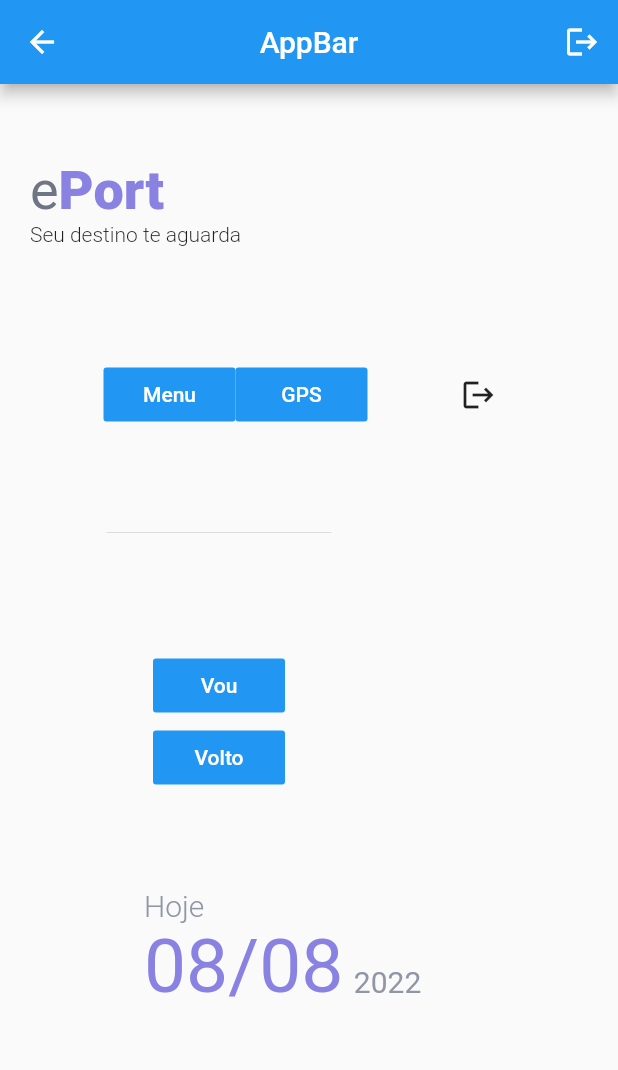
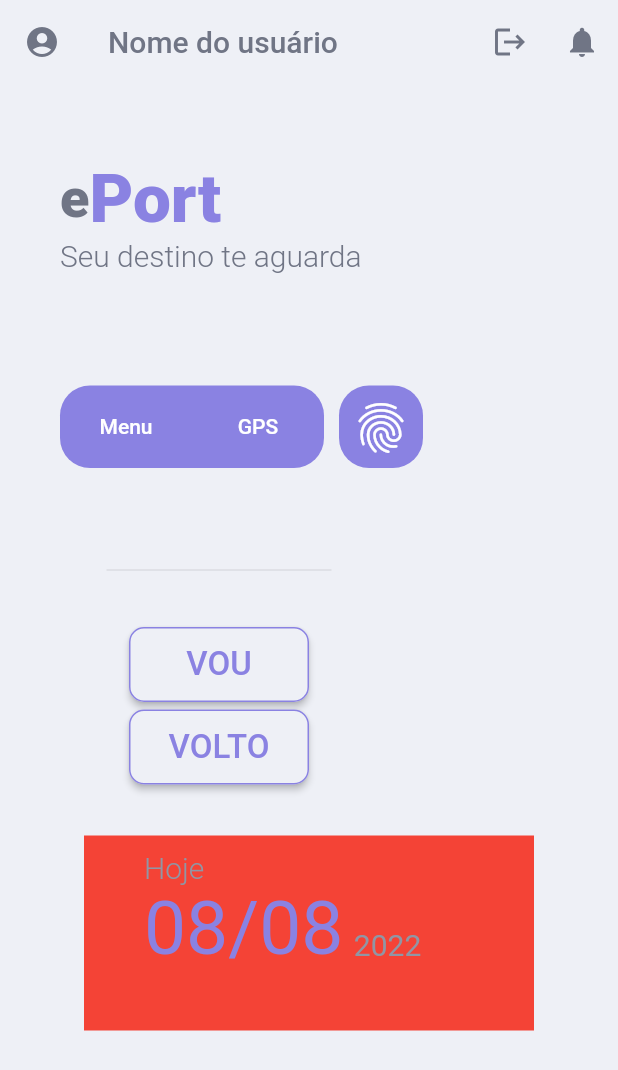
Before and after one commit to MaiconRMiosso/Projeto-Integrador, a Flutter app: the HomeAluno screen opened directly, on a phone screen of 412 x 824 dp. Shown: the top 1070 px of the screen. Run offline on Flutter 3.47's test engine with Material 2 defaults, Android fonts, the light colour scheme and no system bars; our stand-ins replace google_fonts; Roboto replaces fonts that are missing (Poppins).

Commit message:
estilizado metade da home de alunos

```diff
--- a/lib/cadastroAluno.dart
+++ b/lib/cadastroAluno.dart
@@ -1,5 +1,3 @@
-import 'dart:html';
-
 import 'package:flutter/material.dart';
 
 class HomePageWidget extends StatefulWidget {
--- a/lib/cadastroTransporte.dart
+++ b/lib/cadastroTransporte.dart
@@ -1,5 +1,3 @@
-import 'dart:html';
-
 import 'package:flutter/material.dart';
 
 class CadastroTrasporte extends StatefulWidget {
--- a/lib/homeAluno.dart
+++ b/lib/homeAluno.dart
@@ -1,4 +1,5 @@
 import 'package:flutter/material.dart';
+import 'package:google_fonts/google_fonts.dart';
 
 class HomeAluno extends StatefulWidget {
   const HomeAluno({Key? key}) : super(key: key);
@@ -11,19 +12,34 @@ class _HomeAlunoState extends State<HomeAluno> {
   @override
   Widget build(BuildContext context) {
     return Scaffold(
+      backgroundColor: Color(0xFFEEF0F6),
       appBar: AppBar(
-        centerTitle: true,
-        title: Text('AppBar'),
+        elevation: 0,
+        backgroundColor: Color(0xFFEEF0F6),
+        title: Text(
+          'Nome do usuário',
+          style: TextStyle(
+            fontFamily: 'Poppins',
+            color: Color(0xFF707585),
+          ),
+        ),
         leading: IconButton(
           onPressed: () {},
           icon: Icon(
-            Icons.arrow_back,
+            Icons.account_circle,
+            color: Color(0xFF707585),
           ),
         ),
         actions: [
           IconButton(
             onPressed: () {},
             icon: Icon(Icons.logout),
+            color: Color(0xFF707585),
+          ),
+          IconButton(
+            onPressed: () {},
+            icon: Icon(Icons.notifications),
+            color: Color(0xFF707585),
           ),
         ],
       ),
@@ -38,7 +54,7 @@ class _HomeAlunoState extends State<HomeAluno> {
                 children: [
                   //título ePort
                   Padding(
-                    padding: EdgeInsetsDirectional.fromSTEB(0, 50, 0, 0),
+                    padding: EdgeInsetsDirectional.fromSTEB(20, 50, 0, 0),
                     child: SingleChildScrollView(
                       scrollDirection: Axis.horizontal,
                       child: Row(
@@ -54,6 +70,7 @@ class _HomeAlunoState extends State<HomeAluno> {
                                 fontFamily: 'Poppins',
                                 color: Color(0xFF707585),
                                 fontSize: 36,
+                                fontWeight: FontWeight.w800,
                               ),
                             ),
                           ),
@@ -68,7 +85,7 @@ class _HomeAlunoState extends State<HomeAluno> {
                                 style: TextStyle(
                                   fontFamily: 'Poppins',
                                   color: Color(0xFF8A82E2),
-                                  fontSize: 36,
+                                  fontSize: 45,
                                   fontWeight: FontWeight.w800,
                                 ),
                               ),
@@ -85,11 +102,13 @@ class _HomeAlunoState extends State<HomeAluno> {
                 mainAxisSize: MainAxisSize.max,
                 children: [
                   Padding(
-                    padding: EdgeInsetsDirectional.fromSTEB(20, 0, 0, 0),
+                    padding: EdgeInsetsDirectional.fromSTEB(40, 0, 0, 0),
                     child: Text(
                       'Seu destino te aguarda ',
                       style: TextStyle(
                         fontFamily: 'Poppins',
+                        color: Color(0xFF707585),
+                        fontSize: 20,
                         fontWeight: FontWeight.w300,
                       ),
                     ),
@@ -98,42 +117,55 @@ class _HomeAlunoState extends State<HomeAluno> {
               ),
               Padding(
                 //botões menu/ gps e o icon
-                padding: EdgeInsetsDirectional.fromSTEB(0, 30, 0, 0),
+                padding: EdgeInsetsDirectional.fromSTEB(40, 30, 0, 0),
                 child: SingleChildScrollView(
-                  scrollDirection: Axis.horizontal,
                   child: Row(
                     mainAxisSize: MainAxisSize.max,
-                    crossAxisAlignment: CrossAxisAlignment.center,
                     children: [
                       Padding(
                         padding: EdgeInsetsDirectional.fromSTEB(0, 45, 0, 0),
                         child: Row(
                           mainAxisSize: MainAxisSize.max,
                           children: [
-                            Row(
+                            Container(
+                              height: 55,
+                              decoration: BoxDecoration(
+                                color: Color(0xFF8A82E2),
+                                borderRadius: BorderRadius.circular(20),
+                              ),
+                              child: Row(
                                 mainAxisSize: MainAxisSize.max,
                                 children: [
                                   FlatButton(
-                                  color: Colors.blue,
                                       textColor: Colors.white,
                                       child: Text("Menu"),
                                       onPressed: () {},
-                                ),
+                                      shape: new RoundedRectangleBorder(
+                                          borderRadius:
+                                              new BorderRadius.circular(30.0))),
                                   FlatButton(
-                                  color: Colors.blue,
                                     textColor: Colors.white,
                                     child: Text("GPS"),
                                     onPressed: () {},
                                   ),
                                 ],
                               ),
+                            ),
                             Padding(
-                              //icon menu
                               padding:
-                                  EdgeInsetsDirectional.fromSTEB(50, 0, 0, 0),
+                                  EdgeInsetsDirectional.fromSTEB(10, 0, 0, 0),
+                              child: Container(
+                                height: 55,
+                                decoration: BoxDecoration(
+                                  color: Color(0xFF8A82E2),
+                                  borderRadius: BorderRadius.circular(20),
+                                ),
                                 child: IconButton(
                                   onPressed: () {},
-                                icon: Icon(Icons.logout),
+                                  icon: Icon(Icons.fingerprint),
+                                  color: Colors.white,
+                                  iconSize: 40,
+                                ),
                               ),
                             ),
                           ],
@@ -148,38 +180,70 @@ class _HomeAlunoState extends State<HomeAluno> {
                 padding: EdgeInsetsDirectional.fromSTEB(0, 60, 120, 0),
                 child: Container(
                   width: 150,
-                  height: 200,
-                  decoration: BoxDecoration(),
+                  height: 180,
                   child: Column(
                     mainAxisSize: MainAxisSize.max,
                     children: [
                       Divider(),
                       Padding(
-                        padding: EdgeInsetsDirectional.fromSTEB(0, 70, 0, 0),
-                        child: FlatButton(
-                          color: Colors.blue,
-                          textColor: Colors.white,
-                          child: Text("Vou"),
+                        padding: EdgeInsetsDirectional.fromSTEB(0, 30, 0, 0),
+                        child: ElevatedButton(
+                            child: Text(
+                              "VOU",
+                              style: TextStyle(
+                                  fontSize: 22,
+                                  color: Color(0xFF8A82E2),
+                                  fontWeight: FontWeight.w500),
+                            ),
                             onPressed: () {},
+                            style: ButtonStyle(
+                              backgroundColor: MaterialStateProperty.all(
+                                Color(0xFFEEF0F6),
                               ),
+                              minimumSize:
+                                  MaterialStateProperty.all(Size(120, 50)),
+                              shape: MaterialStateProperty.all(
+                                RoundedRectangleBorder(
+                                    borderRadius: BorderRadius.circular(10.0),
+                                    side: BorderSide(color: Color(0xFF8A82E2))),
                               ),
-                      FlatButton(
-                        color: Colors.blue,
-                        textColor: Colors.white,
-                        child: Text("Volto"),
+                            )),
+                      ),
+                      Padding(
+                        padding: EdgeInsetsDirectional.fromSTEB(0, 5, 0, 0),
+                        child: ElevatedButton(
+                            child: Text(
+                              "VOLTO",
+                              style: TextStyle(
+                                  fontSize: 22,
+                                  color: Color(0xFF8A82E2),
+                                  fontWeight: FontWeight.w500),
+                            ),
                             onPressed: () {},
-                      )
+                            style: ButtonStyle(
+                              backgroundColor: MaterialStateProperty.all(
+                                Color(0xFFEEF0F6),
+                              ),
+                              minimumSize:
+                                  MaterialStateProperty.all(Size(120, 50)),
+                              shape: MaterialStateProperty.all(
+                                RoundedRectangleBorder(
+                                    borderRadius: BorderRadius.circular(10.0),
+                                    side: BorderSide(color: Color(0xFF8A82E2))),
+                              ),
+                            )),
+                      ),
                     ],
                   ),
                 ),
               ),
               Padding(
                 //box fo dia e data de "hj"
-                padding: EdgeInsetsDirectional.fromSTEB(0, 35, 0, 0),
+                padding: EdgeInsetsDirectional.fromSTEB(0, 5, 0, 0),
                 child: Container(
                   width: 300,
                   height: 130,
-                  decoration: BoxDecoration(),
+                  decoration: BoxDecoration(color: Colors.red),
                   child: Column(
                     mainAxisSize: MainAxisSize.max,
                     children: [
--- a/lib/login.dart
+++ b/lib/login.dart
@@ -1,5 +1,3 @@
-import 'dart:html';
-
 import 'package:flutter/material.dart';
 
 class login extends StatefulWidget {
--- a/lib/main.dart
+++ b/lib/main.dart
@@ -8,8 +8,7 @@ import 'cadastroTransporte.dart';
 
 void main() {
   runApp(MaterialApp(
-    home:
-        LocalizacaoAluno(), //trocar aqui conforme os componentes que querem usar
+    home: HomeAluno(), //trocar aqui conforme os componentes que querem usar
     debugShowCheckedModeBanner: false,
   ));
 }
```
Also changed, not shown: pubspec.yaml (+4 -3 lines), image/icon-perfil.png (added), pubspec.lock. Lines whose indentation alone changed are shown as unchanged.
